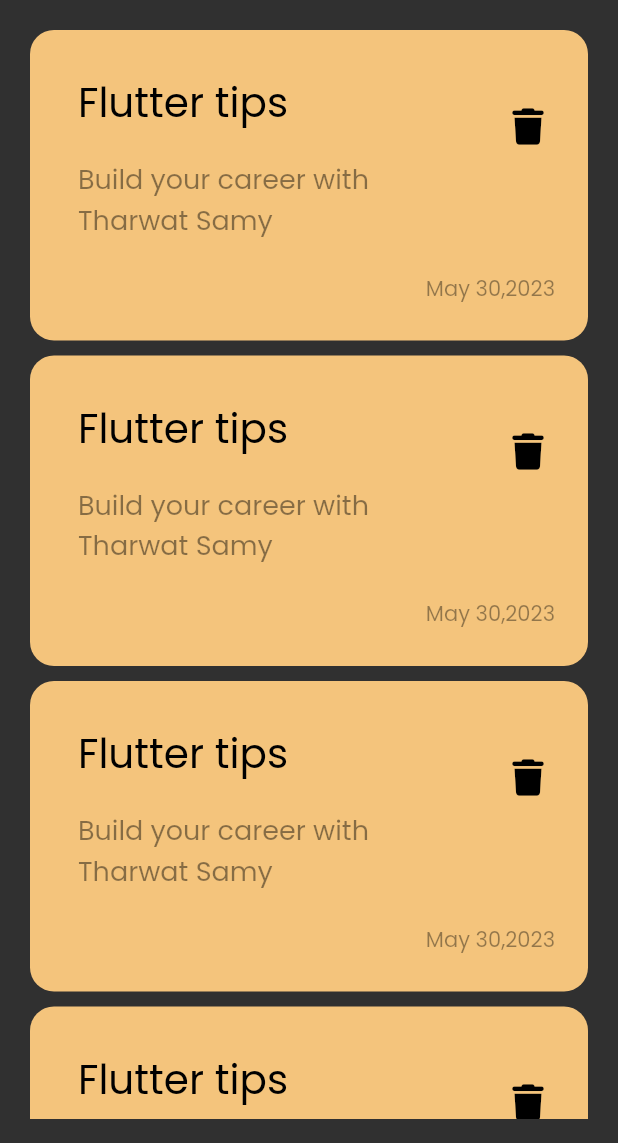
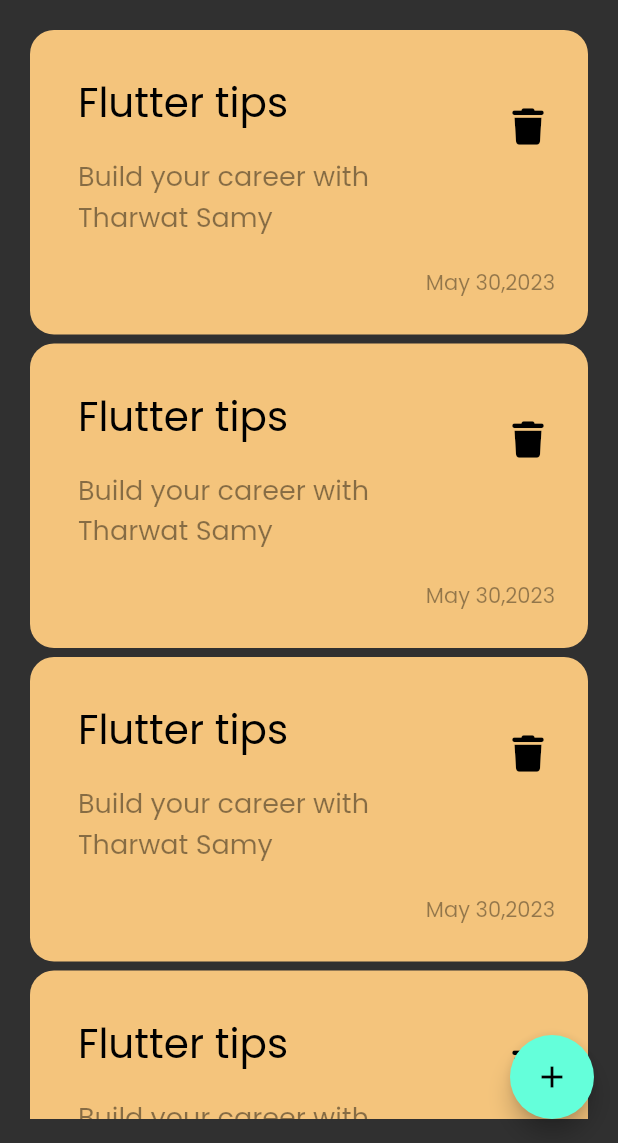
Before and after one commit to Santos1012/Notes_App, a Flutter app: the screen it shows after launch, on a phone screen of 412 x 824 dp, the part 93-1236 px from its top. Run offline on Flutter 3.47's test engine with Material 2 defaults, Android fonts, the phone set to English and light mode, and no system bars; our stand-ins replace font_awesome_flutter.

Commit message:
add floating action button

```diff
--- a/lib/views/notes_view.dart
+++ b/lib/views/notes_view.dart
@@ -6,8 +6,12 @@ class NotesView extends StatelessWidget {
 
   @override
   Widget build(BuildContext context) {
-    return const Scaffold(
-      body:NotesViewBody() ,
+    return Scaffold(
+      floatingActionButton: FloatingActionButton(
+        onPressed: () {},
+        child: const Icon(Icons.add),
+      ),
+      body: const NotesViewBody(),
     );
   }
 }
--- a/lib/views/widgets/custom_note_tile_item_widget.dart
+++ b/lib/views/widgets/custom_note_tile_item_widget.dart
@@ -30,7 +30,7 @@ class NoteTileItem extends StatelessWidget {
               ),
             ),
             subtitle: Padding(
-              padding: const EdgeInsets.symmetric(vertical: 18.0),
+              padding: const EdgeInsets.symmetric(vertical: 16.0),
               child: Text(
                 "Build your career with Tharwat Samy",
                 style: TextStyle(
--- a/lib/views/widgets/custom_notes_list_view_widget.dart
+++ b/lib/views/widgets/custom_notes_list_view_widget.dart
@@ -7,15 +7,15 @@ class CustomNotesListView extends StatelessWidget {
   @override
   Widget build(BuildContext context) {
     return ListView.separated(
+      itemCount: 10,
       itemBuilder: (context, index) {
         return const NoteTileItem();
       },
       separatorBuilder: (BuildContext context, int index) {
         return const SizedBox(
-          height: 10,
+          height: 6,
         );
       },
-      itemCount: 10,
     );
   }
 }
```
